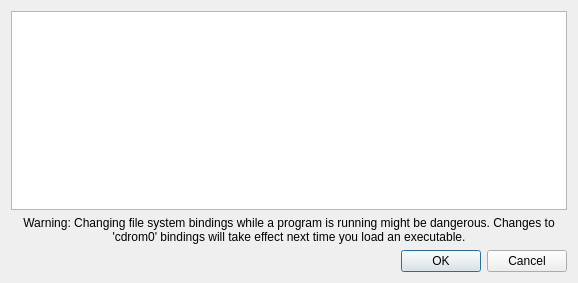
This is build_unix/vfsmanagerdialog.ui in jpd002/Play- as Qt 5 draws it before an edit. The edited form follows.
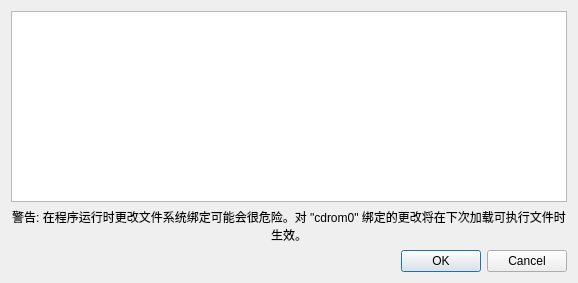
This is the edited form.

What changed in the file:
```diff
--- a/build_unix/vfsmanagerdialog.ui
+++ b/build_unix/vfsmanagerdialog.ui
@@ -29,7 +29,7 @@
    <item row="1" column="0">
     <widget class="QLabel" name="label">
      <property name="text">
-      <string>Warning: Changing file system bindings while a program is running might be dangerous. Changes to 'cdrom0' bindings will take effect next time you load an executable.</string>
+      <string>警告: 在程序运行时更改文件系统绑定可能会很危险。对 "cdrom0" 绑定的更改将在下次加载可执行文件时生效。</string>
      </property>
      <property name="alignment">
       <set>Qt::AlignCenter</set>
```
